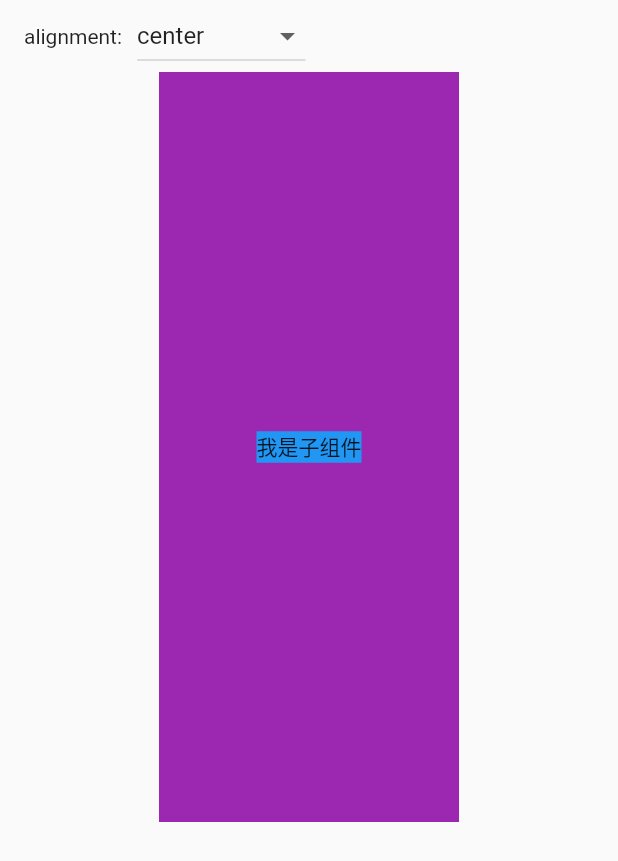
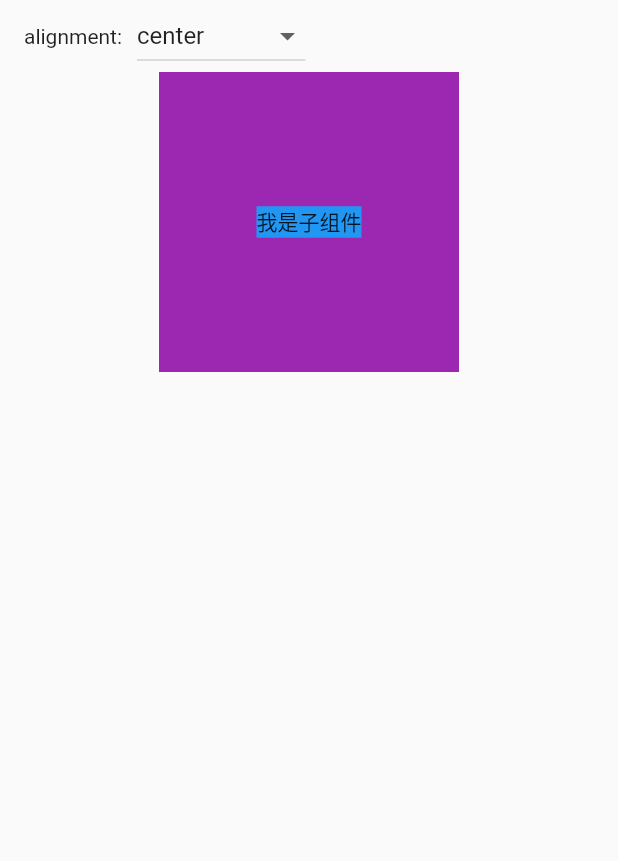
Before and after one commit to Jonty1997/ZoroFlutter, a Flutter app: the ContainerDemo widget shown alone on an empty page, opened directly, on a phone screen of 412 x 824 dp. Shown: the top 861 px of the screen. Run offline on Flutter 3.47's test engine with Material 2 defaults, Android fonts, the phone set to English and light mode, and no system bars; our stand-ins replace flutter_swiper; statements that could not run were skipped.

Commit message:
修改container 的高度

```diff
--- a/lib/widget/widgets/stateless_widget/container_demo.dart
+++ b/lib/widget/widgets/stateless_widget/container_demo.dart
@@ -43,7 +43,7 @@ class _ContainerDemoState extends State<ContainerDemo> {
           ),
           Container(
             width: 200,
-            height: 500,
+            height: 200,
             alignment: _alignment,
             color: Colors.purple,
             child: Container(
```
